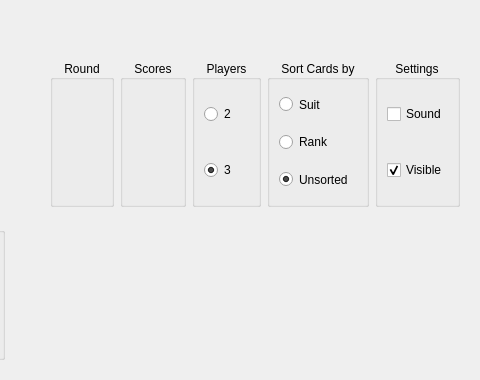
The window that table.ui (squawk7x/aQuteCardGame) describes before a commit, drawn with Qt 5; both pictures show x 544 to 1024 and y 420 to 800 of the 1024 by 800 pixel window.
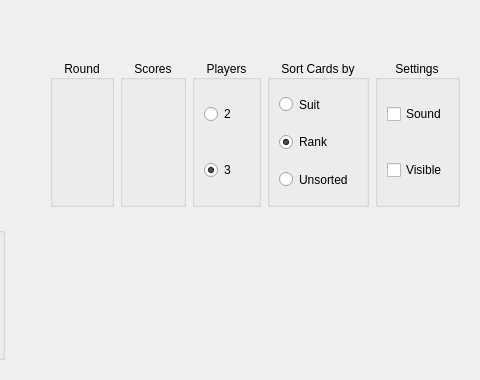
The same window after the commit.

Patch:
```diff
--- a/table.ui
+++ b/table.ui
@@ -553,7 +553,7 @@
               <string>Unsorted</string>
              </property>
              <property name="checked">
-              <bool>true</bool>
+              <bool>false</bool>
              </property>
             </widget>
            </item>
@@ -568,6 +568,9 @@
              <property name="text">
               <string>Rank</string>
              </property>
+             <property name="checked">
+              <bool>true</bool>
+             </property>
             </widget>
            </item>
            <item row="1" column="0">
@@ -635,7 +638,7 @@
               <string>Visible</string>
              </property>
              <property name="checked">
-              <bool>true</bool>
+              <bool>false</bool>
              </property>
             </widget>
            </item>
```
